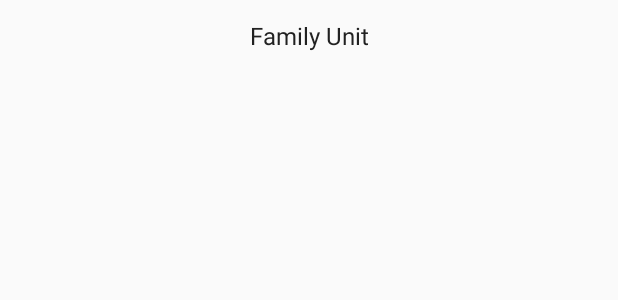
After one commit to kcmkcm1234/ChurchAppAndroid, an Android app: the layout item_familyunits.xml on its own in the app's theme, with its tools: preview values and no code run, on a phone screen of 412 x 824 dp. The commit adds this screen. Shown: the top 300 px of the screen. Run offline under Robolectric (Android 15) with nearby library versions, the phone set to English and light mode, and no system bars.

Commit message:
Famliy units

```diff
--- a/app/src/main/AndroidManifest.xml
+++ b/app/src/main/AndroidManifest.xml
@@ -107,6 +107,10 @@
             android:name=".Imageviewer"
             android:configChanges="orientation|screenSize"
             android:theme="@style/Theme.AppCompat.NoActionBar" />
+        <activity
+            android:name=".FamilyUnits"
+            android:configChanges="orientation|screenSize"
+            android:theme="@style/Theme.AppCompat.NoActionBar" />
     </application>
 
 </manifest>
--- a/app/src/main/res/layout/activity_my_church.xml
+++ b/app/src/main/res/layout/activity_my_church.xml
@@ -159,7 +159,8 @@
             <RelativeLayout
                 android:layout_width="match_parent"
                 android:layout_height="match_parent"
-                android:layout_margin="5dp">
+                android:layout_margin="5dp"
+                android:onClick="FamilyUnitsClick">
                 <RelativeLayout
                     android:layout_width="wrap_content"
                     android:layout_height="wrap_content"
--- /dev/null
+++ b/app/src/main/res/layout/item_familyunits.xml
@@ -0,0 +1,29 @@
+<?xml version="1.0" encoding="utf-8"?>
+<LinearLayout xmlns:android="http://schemas.android.com/apk/res/android"
+    android:layout_width="match_parent"
+    android:layout_height="match_parent">
+    <RelativeLayout
+        android:layout_width="match_parent"
+        android:layout_height="wrap_content"
+        android:id="@+id/family_units_layout"
+        android:layout_marginLeft="4dp"
+        android:layout_marginRight="4dp"
+        android:layout_marginTop="2dp"
+        android:layout_marginBottom="2dp"
+        android:paddingLeft="15dp"
+        android:paddingRight="15dp"
+        android:paddingTop="5dp"
+        android:paddingBottom="5dp">
+        <TextView
+            android:layout_width="match_parent"
+            android:layout_height="wrap_content"
+            android:text="Family Unit"
+            android:layout_marginTop="5dp"
+            android:id="@+id/familyunit_name"
+            android:gravity="center"
+            android:textColor="@color/primary_text"
+            android:textSize="16sp"/>
+
+
+    </RelativeLayout>
+</LinearLayout>
```
Also changed, not shown: app/src/main/java/com/tech/thrithvam/churchapp/CustomAdapter.java (+16 -2 lines), app/src/main/java/com/tech/thrithvam/churchapp/FamilyUnits.java (added, +184 -0 lines), app/src/main/java/com/tech/thrithvam/churchapp/MyChurch.java (+10 -0 lines), app/src/main/res/layout/activity_family_units.xml (added, +39 -0 lines).
